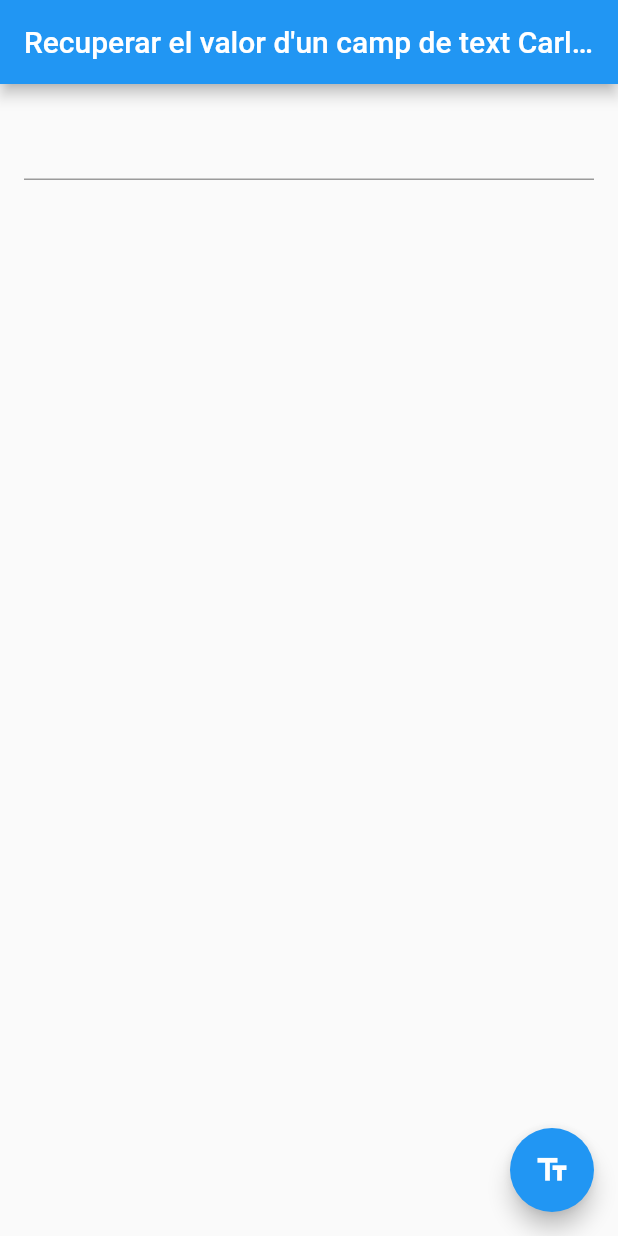
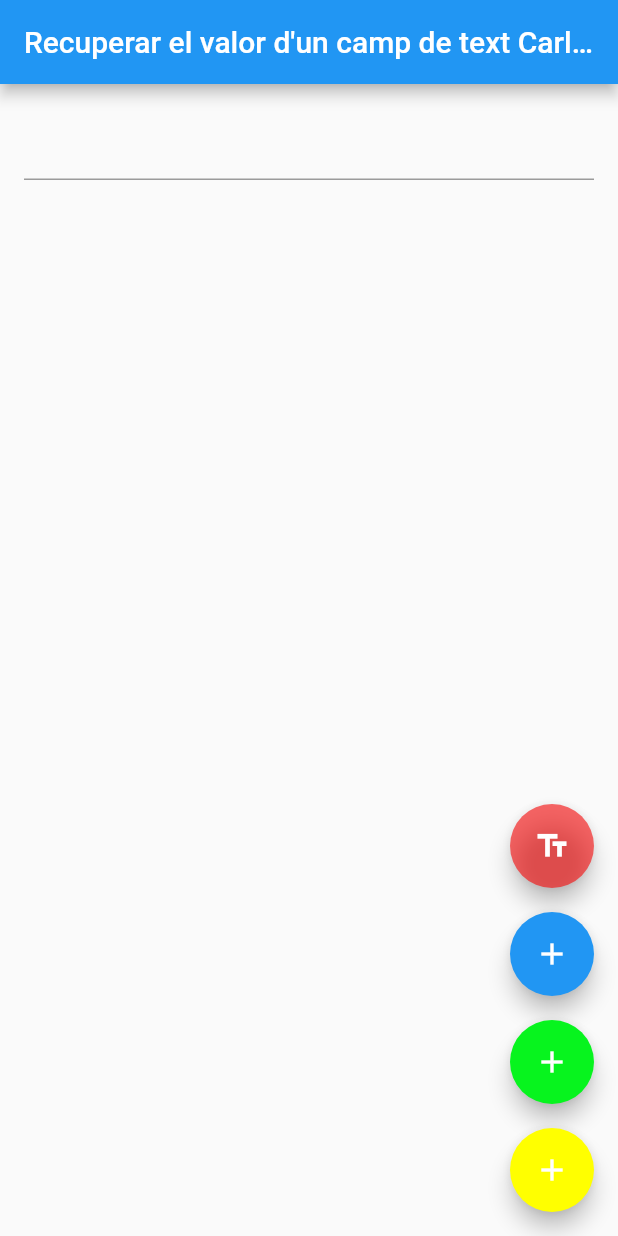
Before and after one commit to CarlosTercero/widget, a Flutter app: the screen it shows after launch, on a phone screen of 412 x 824 dp. Run offline on Flutter 3.47's test engine with Material 2 defaults, Android fonts, the phone set to English and light mode, and no system bars.

Commit message:
Cuatro botones con los cuatro dilog type

```diff
--- a/lib/main.dart
+++ b/lib/main.dart
@@ -41,7 +41,13 @@ class _MyCustomFormState extends State<MyCustomForm> {
           controller: myController,
         ),
       ),
-      floatingActionButton: FloatingActionButton(
+      floatingActionButton: Column(
+    mainAxisAlignment: MainAxisAlignment.end,
+
+    //4 BOTONES CON SUS FUNCIONES DE CADA TIPO DE DIALOG
+    //Showmodalbutton
+    children: [
+      FloatingActionButton(
         onPressed: () {
           showModalBottomSheet(
               backgroundColor: Colors.transparent,
@@ -72,7 +78,75 @@ class _MyCustomFormState extends State<MyCustomForm> {
               });
         },
         tooltip: 'Mostra el valor!',
+        backgroundColor: const Color.fromRGBO(246, 10, 10, 0.612),
         child: const Icon(Icons.text_fields),
+      ),
+
+
+      //SimpleDialog
+      const SizedBox(height: 16), // Espacio entre los botones
+      FloatingActionButton(
+        onPressed: () {
+          showDialog(
+            context: context,
+            builder: (context) {
+              return AlertDialog(
+                content: Text(myController.text),
+                title: const Text('SimpleDialog Carlos Farres'),
+              );
+          },
+          );
+        },
+        tooltip: 'Botón 2',
+        backgroundColor: Colors.blue, // Color del segundo botón
+        child: const Icon(Icons.add), // Icono del segundo botón
+      ),
+
+
+      //AlertDialog
+      const SizedBox(height: 16), // Espacio entre los botones
+      FloatingActionButton(
+        onPressed: () {
+          showDialog(
+            context: context,
+            builder: (context) {
+              return AlertDialog(
+                title: const Text('SimpleDialog + botoncerrar Carlos Farres'),
+                content: Text(myController.text),
+                actions: [
+                  ElevatedButton(
+                    onPressed: () {
+                      Navigator.of(context).pop();
+                    },
+                    child: const Text('OK'),
+                    )
+                ],
+              );
+          },
+          );
+        },
+        tooltip: 'Botón 3',
+        backgroundColor: const Color.fromARGB(255, 7, 244, 30), // Color del segundo botón
+        child: const Icon(Icons.add), // Icono del segundo botón
+      ),
+
+
+      //SnaCKbAR
+      const SizedBox(height: 16), // Espacio entre los botones
+      FloatingActionButton(
+        onPressed: () {
+          ScaffoldMessenger.of(context).showSnackBar(
+            const SnackBar(
+              content: Text('Prueba snackbar CFL'),
+              duration: Duration(seconds: 2),
+              ),
+          );
+        },
+        tooltip: 'Botón 4',
+        backgroundColor: Color.fromARGB(255, 255, 255, 0), // Color del segundo botón
+        child: const Icon(Icons.add), // Icono del segundo botón
+      ),
+      ],
       ),
     );
   }
```
